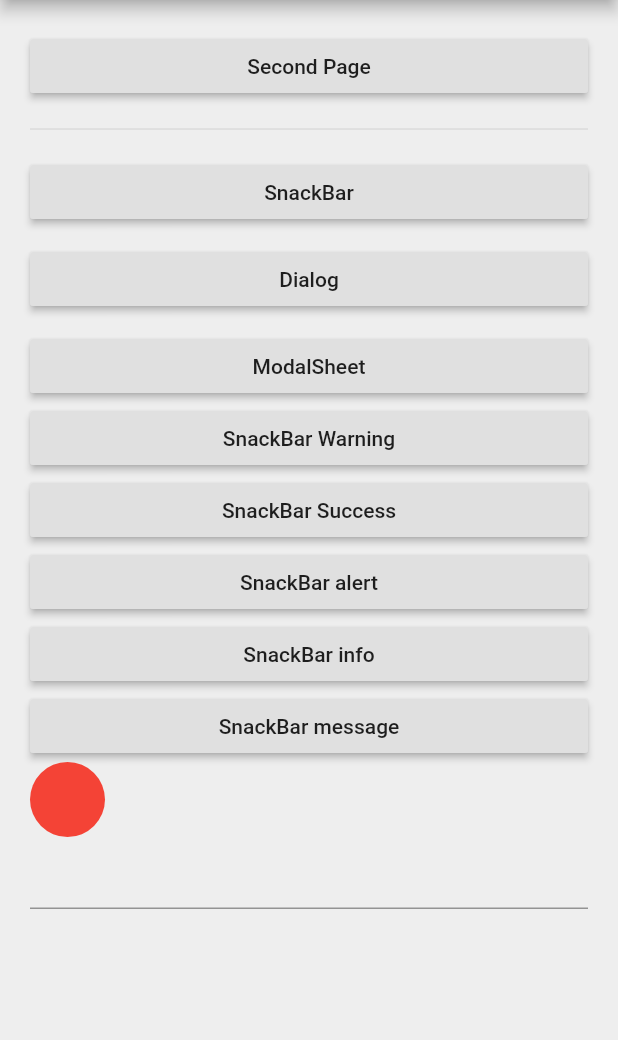
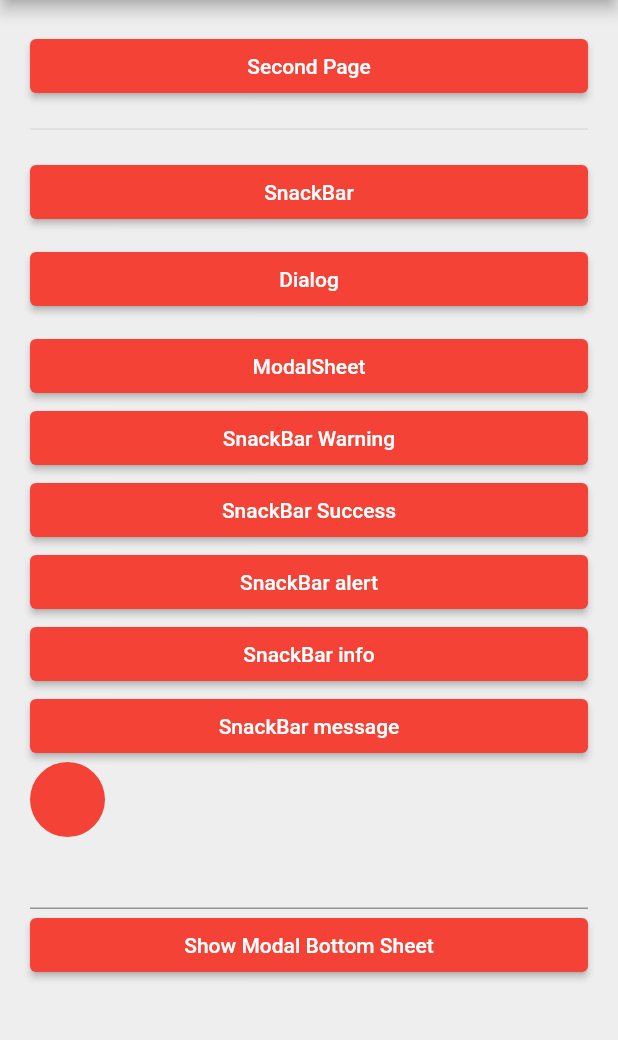
Before and after one commit to Flutterando/asuka, a Flutter app: the screen it shows after launch, on a phone screen of 412 x 824 dp, the part 84-1124 px from its top. Run offline on Flutter 3.47's test engine with Material 2 defaults, Android fonts, the phone set to English and light mode, and no system bars.

Commit message:
Add Modal Bottom Sheet

```diff
--- a/example/lib/src/home_page.dart
+++ b/example/lib/src/home_page.dart
@@ -27,10 +27,9 @@ class _HomePageState extends State<HomePage> {
       body: ListView(
         padding: EdgeInsets.all(20),
         children: [
-          RaisedButton(
+          ElevatedButton(
             child: Text('Second Page'),
             onPressed: () {
-              //Navigator.pushNamed(context, '/second');
               Navigator.push(
                   context,
                   MaterialPageRoute(
@@ -41,45 +40,45 @@ class _HomePageState extends State<HomePage> {
           SizedBox(height: 10),
           Divider(),
           SizedBox(height: 10),
-          RaisedButton(
+          ElevatedButton(
             child: Text('SnackBar'),
             onPressed: homeController.onClickSnackbar,
           ),
           SizedBox(height: 10),
-          RaisedButton(
+          ElevatedButton(
             child: Text('Dialog'),
             onPressed: homeController.onClickDialog,
           ),
           SizedBox(height: 10),
-          RaisedButton(
+          ElevatedButton(
             child: Text('ModalSheet'),
-            onPressed: homeController.onClickModalSheet,
+            onPressed: () => homeController.onClickBottomSheet(),
           ),
-          RaisedButton(
+          ElevatedButton(
             child: Text('SnackBar Warning'),
             onPressed: () {
               AsukaSnackbar.warning("Warning").show();
             },
           ),
-          RaisedButton(
+          ElevatedButton(
             child: Text('SnackBar Success'),
             onPressed: () {
               AsukaSnackbar.success("Success").show();
             },
           ),
-          RaisedButton(
+          ElevatedButton(
             child: Text('SnackBar alert'),
             onPressed: () {
               AsukaSnackbar.alert("alert").show();
             },
           ),
-          RaisedButton(
+          ElevatedButton(
             child: Text('SnackBar info'),
             onPressed: () {
               AsukaSnackbar.info("info").show();
             },
           ),
-          RaisedButton(
+          ElevatedButton(
             child: Text('SnackBar message'),
             onPressed: () {
               AsukaSnackbar.message("message").show();
@@ -97,7 +96,13 @@ class _HomePageState extends State<HomePage> {
               ),
             ],
           ),
-          TextField()
+          TextField(),
+          ElevatedButton(
+            child: Text('Show Modal Bottom Sheet'),
+            onPressed: () {
+              homeController.onClickModalBottomSheet();
+            },
+          ),
         ],
       ),
     );
--- a/pubspec.yaml
+++ b/pubspec.yaml
@@ -1,6 +1,6 @@
 name: asuka
 description: Show Snackbars, dialogs, ModalSheets in a single provider. Simple and Clean.
-version: 2.0.0-nullsafety.2
+version: 2.0.0-nullsafety.3
 homepage: https://github.com/Flutterando/asuka
 
 environment:
```
Also changed, not shown: example/lib/src/home.controller.dart (+33 -3 lines), lib/src/asuka_singleton.dart (+93 -37 lines), example/pubspec.lock, pubspec.lock.
